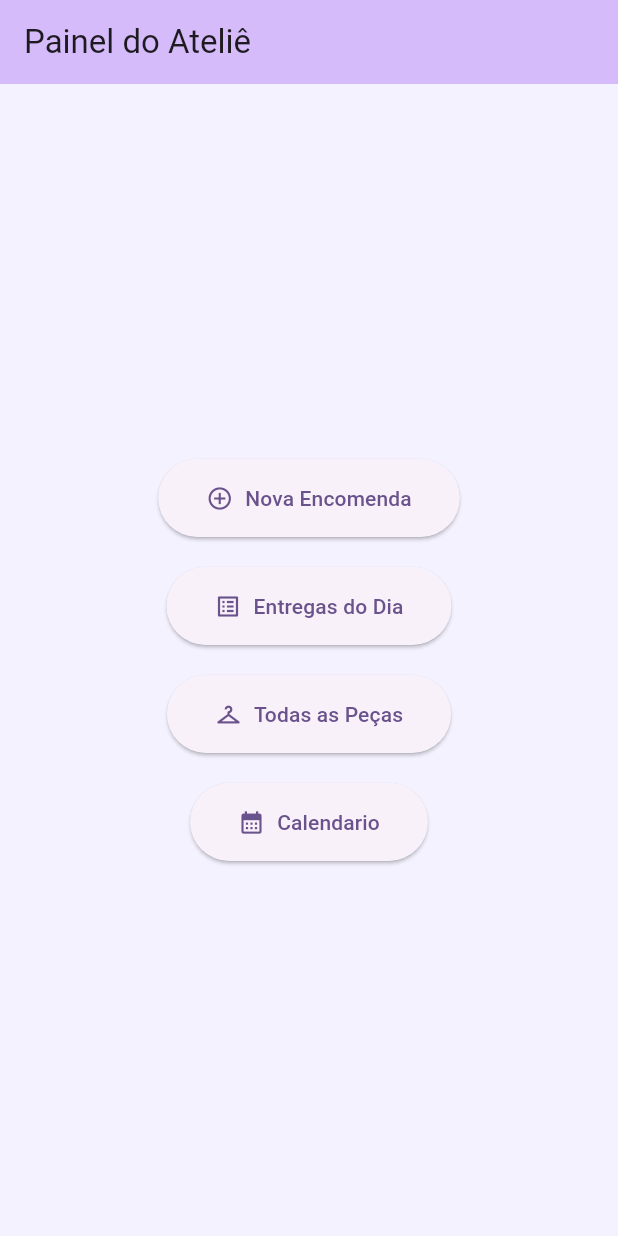
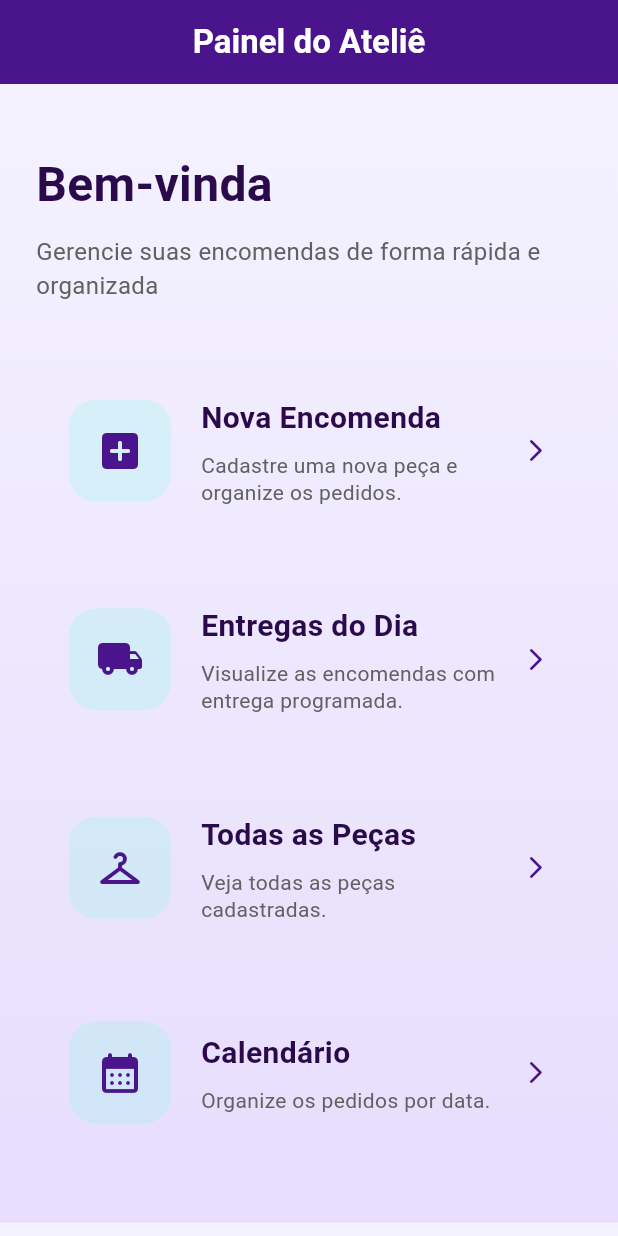
Before and after one commit to augustogabrielclaro/atelie-costura, a Flutter app: the screen it shows after launch, on a phone screen of 412 x 824 dp. Run offline on Flutter 3.47's test engine with Material 3 defaults, Android fonts, the light colour scheme and no system bars; our stand-ins replace dio, flutter_multi_formatter, go_router, mask_text_input_formatter, table_calendar.

Commit message:
feat: adds homepage and improves ui/ux

```diff
--- a/ui/front_end/lib/main.dart
+++ b/ui/front_end/lib/main.dart
@@ -3,7 +3,9 @@ import 'package:provider/provider.dart';
 import 'package:go_router/go_router.dart';
 import 'package:flutter_localizations/flutter_localizations.dart';
 import 'package:intl/date_symbol_data_local.dart';
+
 import 'providers/pedido_provider.dart';
+
 import 'ui/screens/home_screen.dart';
 import 'ui/screens/cadastro_pedido_screen.dart';
 import 'ui/screens/entregas_diarias_screen.dart';
@@ -12,7 +14,9 @@ import 'ui/screens/calendario_pedido_screen.dart';
 
 void main() async {
   WidgetsFlutterBinding.ensureInitialized();
+
   await initializeDateFormatting('pt_BR');
+
   runApp(const AtelieApp());
 }
 
@@ -20,36 +24,29 @@ final GoRouter _router = GoRouter(
   initialLocation: '/',
 
   routes: [
-    // HOME
     GoRoute(path: '/', builder: (context, state) => const HomeScreen()),
 
-    // CADASTRO PEDIDO
     GoRoute(
       path: '/cadastro-pedido',
       builder: (context, state) => CadastroPedidoScreen(),
     ),
 
-    // ENTREGAS
     GoRoute(
       path: '/entregas-hoje',
       builder: (context, state) => const EntregasDiariasScreen(),
     ),
 
-    // PEÇAS
     GoRoute(
       path: '/pecas',
       builder: (context, state) => const PecasListScreen(),
     ),
+
     GoRoute(
       path: '/meu-calendario',
       builder: (context, state) => const CalendarioEventosPage(),
     ),
   ],
 );
-
-// =========================
-// APP
-// =========================
 
 class AtelieApp extends StatelessWidget {
   const AtelieApp({super.key});
@@ -75,15 +72,15 @@ class AtelieApp extends StatelessWidget {
 
           fontFamily: 'Roboto',
         ),
+
         localizationsDelegates: const [
           GlobalMaterialLocalizations.delegate,
           GlobalWidgetsLocalizations.delegate,
           GlobalCupertinoLocalizations.delegate,
         ],
-        supportedLocales: const [
-          Locale('pt', 'BR'),
-          Locale('en', 'US'),
-        ],
+
+        supportedLocales: const [Locale('pt', 'BR'), Locale('en', 'US')],
+
         locale: const Locale('pt', 'BR'),
 
         routerConfig: _router,
@@ -91,72 +88,3 @@ class AtelieApp extends StatelessWidget {
     );
   }
 }
-
-// Tela de Dashboard/Menu inicial (pode ser separada em ui/screens/home_screen.dart depois)
-class HomeScreen extends StatelessWidget {
-  const HomeScreen({super.key});
-
-  @override
-  Widget build(BuildContext context) {
-    return Scaffold(
-      appBar: AppBar(
-        title: const Text('Painel do Ateliê'),
-        backgroundColor: Theme.of(context).colorScheme.inversePrimary,
-      ),
-      body: Center(
-        child: Column(
-          mainAxisAlignment: MainAxisAlignment.center,
-          children: [
-            ElevatedButton.icon(
-              icon: const Icon(Icons.add_circle_outline),
-              label: const Text('Nova Encomenda'),
-              style: ElevatedButton.styleFrom(
-                padding: const EdgeInsets.symmetric(
-                  horizontal: 32,
-                  vertical: 16,
-                ),
-              ),
-              onPressed: () => context.push('/cadastro-pedido'),
-            ),
-            const SizedBox(height: 20),
-            ElevatedButton.icon(
-              icon: const Icon(Icons.list_alt),
-              label: const Text('Entregas do Dia'),
-              style: ElevatedButton.styleFrom(
-                padding: const EdgeInsets.symmetric(
-                  horizontal: 32,
-                  vertical: 16,
-                ),
-              ),
-              onPressed: () => context.push('/entregas-hoje'),
-            ),
-            const SizedBox(height: 20),
-            ElevatedButton.icon(
-              icon: const Icon(Icons.checkroom),
-              label: const Text('Todas as Peças'),
-              style: ElevatedButton.styleFrom(
-                padding: const EdgeInsets.symmetric(
-                  horizontal: 32,
-                  vertical: 16,
-                ),
-              ),
-              onPressed: () => context.push('/pecas'),
-            ),
-            const SizedBox(height: 20),
-            ElevatedButton.icon(
-              icon: const Icon(Icons.calendar_month),
-              label: const Text('Calendario'),
-              style: ElevatedButton.styleFrom(
-                padding: const EdgeInsets.symmetric(
-                  horizontal: 32,
-                  vertical: 16,
-                ),
-              ),
-              onPressed: () => context.push('/meu-calendario'),
-            ),
-          ],
-        ),
-      ),
-    );
-  }
-}
--- a/ui/front_end/lib/ui/screens/home_screen.dart
+++ b/ui/front_end/lib/ui/screens/home_screen.dart
@@ -35,6 +35,7 @@ class HomeScreen extends StatelessWidget {
         child: Padding(
           padding: const EdgeInsets.all(24),
 
+          child: SingleChildScrollView(
             child: Column(
               crossAxisAlignment: CrossAxisAlignment.start,
 
@@ -42,7 +43,7 @@ class HomeScreen extends StatelessWidget {
                 const SizedBox(height: 20),
 
                 const Text(
-                'Bem-vindo 👋',
+                  'Bem-vinda',
                   style: TextStyle(
                     fontSize: 32,
                     fontWeight: FontWeight.bold,
@@ -53,12 +54,13 @@ class HomeScreen extends StatelessWidget {
                 const SizedBox(height: 10),
 
                 Text(
-                'Gerencie suas encomendas de forma rápida e organizada.',
+                  'Gerencie suas encomendas de forma rápida e organizada',
                   style: TextStyle(fontSize: 16, color: Colors.grey.shade700),
                 ),
 
                 const SizedBox(height: 40),
 
+                // NOVA ENCOMENDA
                 _menuCard(
                   context,
                   icon: Icons.add_box_rounded,
@@ -69,16 +71,19 @@ class HomeScreen extends StatelessWidget {
 
                 const SizedBox(height: 22),
 
+                // ENTREGAS
                 _menuCard(
                   context,
                   icon: Icons.local_shipping_rounded,
                   title: 'Entregas do Dia',
-                description: 'Visualize as encomendas com entrega programada.',
+                  description:
+                      'Visualize as encomendas com entrega programada.',
                   route: '/entregas-hoje',
                 ),
 
                 const SizedBox(height: 22),
 
+                // PEÇAS
                 _menuCard(
                   context,
                   icon: Icons.checkroom_rounded,
@@ -86,7 +91,21 @@ class HomeScreen extends StatelessWidget {
                   description: 'Veja todas as peças cadastradas.',
                   route: '/pecas',
                 ),
+
+                const SizedBox(height: 22),
+
+                // CALENDÁRIO
+                _menuCard(
+                  context,
+                  icon: Icons.calendar_month_rounded,
+                  title: 'Calendário',
+                  description: 'Organize os pedidos por data.',
+                  route: '/meu-calendario',
+                ),
+
+                const SizedBox(height: 20),
               ],
+            ),
           ),
         ),
       ),
@@ -122,6 +141,8 @@ class HomeScreen extends StatelessWidget {
           padding: const EdgeInsets.all(22),
 
           child: Row(
+            crossAxisAlignment: CrossAxisAlignment.center,
+
             children: [
               Container(
                 padding: const EdgeInsets.all(18),
@@ -144,6 +165,9 @@ class HomeScreen extends StatelessWidget {
                     Text(
                       title,
 
+                      maxLines: 1,
+                      overflow: TextOverflow.ellipsis,
+
                       style: const TextStyle(
                         fontSize: 20,
                         fontWeight: FontWeight.bold,
@@ -156,8 +180,12 @@ class HomeScreen extends StatelessWidget {
                     Text(
                       description,
 
+                      maxLines: 2,
+                      overflow: TextOverflow.ellipsis,
+
                       style: TextStyle(
                         fontSize: 14,
+                        height: 1.3,
                         color: Colors.grey.shade700,
                       ),
                     ),
@@ -165,7 +193,13 @@ class HomeScreen extends StatelessWidget {
                 ),
               ),
 
-              const Icon(Icons.arrow_forward_ios_rounded, color: roxo),
+              const SizedBox(width: 12),
+
+              const Icon(
+                Icons.arrow_forward_ios_rounded,
+                color: roxo,
+                size: 18,
+              ),
             ],
           ),
         ),
```
Lines whose indentation alone changed are shown as unchanged.
